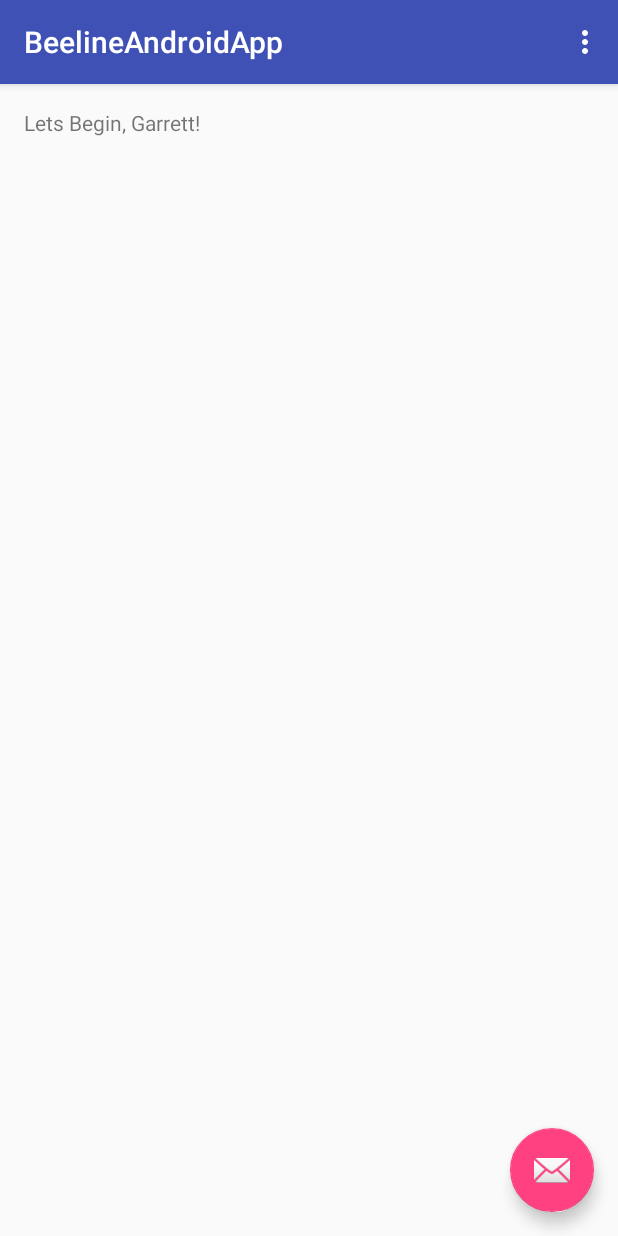
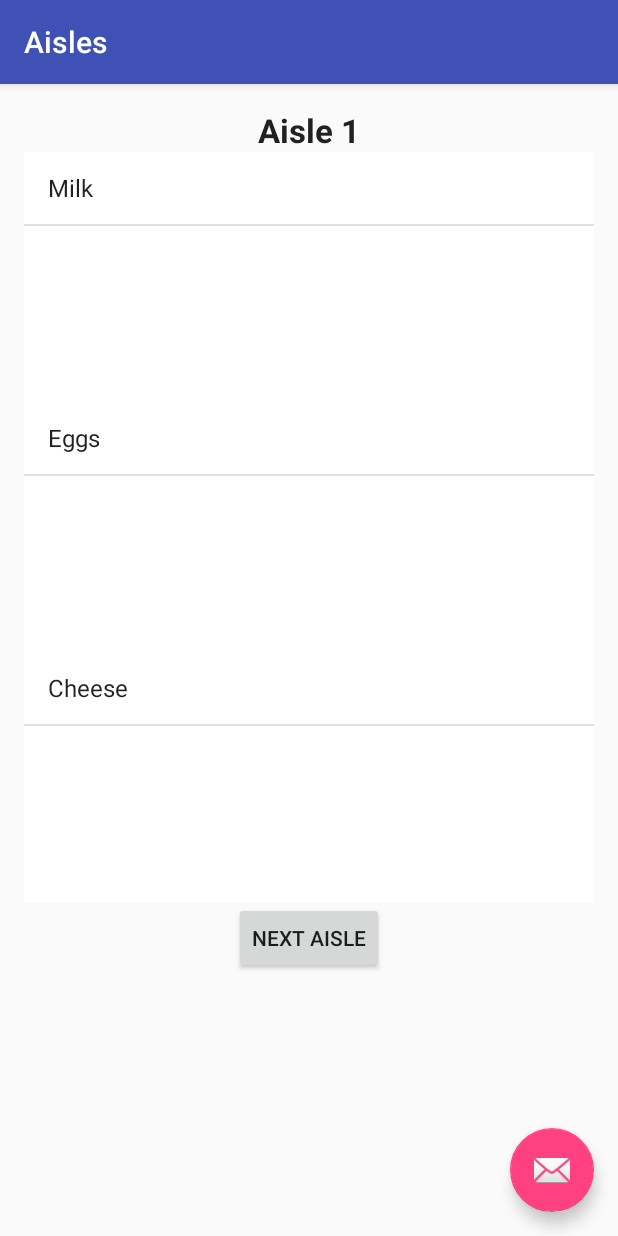
Before and after one commit to BeelineShopping/BeelineAppAndroid, an Android app: the screen it shows after launch (MainActivity before the commit, Aisles after it), on a phone screen of 412 x 824 dp. Run offline under Robolectric (Android 15) with nearby library versions, the phone set to English and light mode, and no system bars; network calls fail.

Commit message:
Created Aisles activity and screen

```diff
--- a/app/src/main/java/com/beelineshopping/beelineandroidapp/Aisles.java
+++ b/app/src/main/java/com/beelineshopping/beelineandroidapp/Aisles.java
@@ -1,13 +1,49 @@
 package com.beelineshopping.beelineandroidapp;
 
+import android.graphics.Color;
 import android.os.Bundle;
 import android.support.design.widget.FloatingActionButton;
 import android.support.design.widget.Snackbar;
 import android.support.v7.app.AppCompatActivity;
 import android.support.v7.widget.Toolbar;
 import android.view.View;
+import android.widget.ArrayAdapter;
+import android.widget.Button;
+import android.widget.ListView;
+import android.widget.TextView;
+
+import com.beelineshopping.beelineandroidapp.tasks.Ingredient;
+
+import java.util.ArrayList;
 
 public class Aisles extends AppCompatActivity {
+
+    // Hold all the ingredient objects
+    private ArrayList<Ingredient> ingredients;
+
+    // Variables to bind to the three listViews
+    private ListView sectionOneListView;
+    private ListView sectionTwoListView;
+    private ListView sectionThreeListView;
+
+    // Hold the lists that are binded to the listView
+    private ArrayAdapter<String> sectionOneListAdapter;
+    private ArrayAdapter<String> sectionTwoListAdapter;
+    private ArrayAdapter<String> sectionThreeListAdapter;
+
+    // Need to create String objects to hold the ingredient names
+    private ArrayList<String> sectionOneItems;
+    private ArrayList<String> sectionTwoItems;
+    private ArrayList<String> sectionThreeItems;
+
+    // TextView for the top of the screen
+    private TextView title;
+
+    // Button for the button
+    private Button nextButton;
+
+    private String[] aisleOrder;
+    private int currentAisleIndex;
 
     @Override
     protected void onCreate(Bundle savedInstanceState) {
@@ -15,6 +51,53 @@ public class Aisles extends AppCompatActivity {
         setContentView(R.layout.activity_aisles);
         Toolbar toolbar = (Toolbar) findViewById(R.id.toolbar);
         setSupportActionBar(toolbar);
+
+        ingredients = new ArrayList<Ingredient>();
+        fillList();
+
+         aisleOrder = new String[] {"Aisle 1", "Aisle 2", "Aisle 3"};
+
+        sectionOneListView = (ListView)findViewById(R.id.sectionOne);
+        sectionTwoListView = (ListView)findViewById(R.id.sectionTwo);
+        sectionThreeListView = (ListView)findViewById(R.id.sectionThree);
+
+        currentAisleIndex = 0;
+
+        // Initial setting up of aisle items
+        updateAisleItems();
+
+
+        View.OnClickListener nextAisleListener = new View.OnClickListener() {
+            @Override
+            public void onClick(View v)
+            {
+
+                currentAisleIndex++;
+
+                // If we have reached the last aisle
+                if (currentAisleIndex >= aisleOrder.length - 1)
+                {
+                    nextButton = (Button) findViewById(R.id.nextButton);
+                    nextButton.setText("Done");
+                }
+
+                // If there are no more aisles go back to the parent activity
+                if (currentAisleIndex >= aisleOrder.length)
+                {
+                    finish();
+                }
+                else
+                {
+                    updateAisleItems();
+                }
+            }
+        };
+
+        final Button nextButton = (Button) findViewById(R.id.nextButton);
+
+        nextButton.setOnClickListener(nextAisleListener);
+
+
 
         FloatingActionButton fab = (FloatingActionButton) findViewById(R.id.fab);
         fab.setOnClickListener(new View.OnClickListener() {
@@ -26,4 +109,72 @@ public class Aisles extends AppCompatActivity {
         });
     }
 
+    public void fillList()
+    {
+        ingredients.add(new Ingredient("Milk", "Aisle 1", "Section 1"));
+        ingredients.add(new Ingredient("Eggs",  "Aisle 1", "Section 2"));
+        ingredients.add(new Ingredient("Cheese", "Aisle 1", "Section 3"));
+        ingredients.add(new Ingredient("Celery", "Aisle 2", "Section 1"));
+        ingredients.add(new Ingredient("Tomato", "Aisle 2", "Section 1"));
+        ingredients.add(new Ingredient("Peanuts", "Aisle 3", "Section 1"));
+        ingredients.add(new Ingredient("Chips", "Aisle 3", "Section 1"));
+        ingredients.add(new Ingredient("Potatoes", "Aisle 3", "Section 3"));
+        ingredients.add(new Ingredient("Salt", "Aisle 3", "Section 3"));
+    }
+
+    public void updateAisleItems()
+    {
+        sectionOneItems = new ArrayList<String>();
+        sectionTwoItems = new ArrayList<String>();
+        sectionThreeItems = new ArrayList<String>();
+
+        for (int i = 0; i < ingredients.size(); i++)
+        {   // Check the aisle
+            if (ingredients.get(i).getAisle() == aisleOrder[currentAisleIndex]) {
+                //Check the section
+                if (ingredients.get(i).getSection() == "Section 1") {
+                    sectionOneItems.add(ingredients.get(i).getName());
+                }
+                else if (ingredients.get(i).getSection() == "Section 2") {
+                    sectionTwoItems.add(ingredients.get(i).getName());
+                }
+                else if (ingredients.get(i).getSection() == "Section 3") {
+                    sectionThreeItems.add(ingredients.get(i).getName());
+                }
+            }
+        }
+
+        // Update the ListAdapters
+        sectionOneListAdapter = new ArrayAdapter<String>(this, android.R.layout.simple_list_item_1, android.R.id.text1, sectionOneItems);
+        sectionTwoListAdapter = new ArrayAdapter<String>(this, android.R.layout.simple_list_item_1, android.R.id.text1, sectionTwoItems);
+        sectionThreeListAdapter = new ArrayAdapter<String>(this, android.R.layout.simple_list_item_1, android.R.id.text1, sectionThreeItems);
+
+        // Update the ListViews
+        sectionOneListView.setAdapter(sectionOneListAdapter);
+        sectionTwoListView.setAdapter(sectionTwoListAdapter);
+        sectionThreeListView.setAdapter(sectionThreeListAdapter);
+
+        // Make ListViews grey if a section has no items
+        if (sectionOneItems.size() == 0)
+            sectionOneListView.setBackgroundColor(Color.parseColor("#EDEDED"));
+        else
+            sectionOneListView.setBackgroundColor(Color.WHITE);
+
+        if (sectionTwoItems.size() == 0)
+            sectionTwoListView.setBackgroundColor(Color.parseColor("#EDEDED"));
+        else
+            sectionTwoListView.setBackgroundColor(Color.WHITE);
+
+        if (sectionThreeItems.size() == 0)
+            sectionThreeListView.setBackgroundColor(Color.parseColor("#EDEDED"));
+        else
+            sectionThreeListView.setBackgroundColor(Color.WHITE);
+
+            // Update the text at the top of the screen
+        title = (TextView) findViewById(R.id.title);
+
+        // Set the text to the next Aisle
+        title.setText(aisleOrder[currentAisleIndex]);
+    }
+
 }
--- a/app/src/main/java/com/beelineshopping/beelineandroidapp/MainActivity.java
+++ b/app/src/main/java/com/beelineshopping/beelineandroidapp/MainActivity.java
@@ -1,6 +1,7 @@
 package com.beelineshopping.beelineandroidapp;
 
 import android.content.ContentValues;
+import android.content.Intent;
 import android.database.Cursor;
 import android.database.DatabaseUtils;
 import android.database.sqlite.SQLiteDatabase;
@@ -28,6 +29,10 @@ public class MainActivity extends AppCompatActivity {
     protected void onCreate(Bundle savedInstanceState) {
         super.onCreate(savedInstanceState);
         setContentView(R.layout.activity_main);
+
+        shopAisles();
+
+
         Toolbar toolbar = (Toolbar) findViewById(R.id.toolbar);
         setSupportActionBar(toolbar);
 
@@ -135,6 +140,12 @@ public class MainActivity extends AppCompatActivity {
         return super.onOptionsItemSelected(item);
     }
 
+    public void shopAisles() {
+        Intent intent = new Intent(MainActivity.this, Aisles.class);
+        startActivity(intent);
+    }
+
+
 
 
 
--- /dev/null
+++ b/app/src/main/java/com/beelineshopping/beelineandroidapp/tasks/Ingredient.java
@@ -0,0 +1,33 @@
+package com.beelineshopping.beelineandroidapp.tasks;
+
+/**
+ * Created by ggenz on 2/18/2016.
+ */
+public class Ingredient {
+
+    private String Name;
+    private String Aisle;
+    private String Section;
+
+    public Ingredient(String IngName, String IngAisle, String IngSection)
+    {
+        Name = IngName;
+        Aisle = IngAisle;
+        Section = IngSection;
+    }
+
+    public String getName()
+    {
+        return Name;
+    }
+
+    public String getAisle()
+    {
+        return Aisle;
+    }
+
+    public String getSection()
+    {
+        return Section;
+    }
+}
--- a/app/src/main/res/layout/content_aisles.xml
+++ b/app/src/main/res/layout/content_aisles.xml
@@ -17,36 +17,55 @@
         android:layout_height="wrap_content"
         android:textAppearance="?android:attr/textAppearanceLarge"
         android:text="Aisle 1"
-        android:id="@+id/textView"
+        android:id="@+id/title"
         android:layout_alignParentTop="true"
         android:layout_alignParentLeft="true"
         android:layout_alignParentStart="true"
-        android:layout_alignRight="@+id/button"
-        android:layout_alignEnd="@+id/button"
         android:textStyle="bold"
-        android:textAlignment="center" />
+        android:textAlignment="center"
+        android:layout_alignRight="@+id/sectionOne"
+        android:layout_alignEnd="@+id/sectionOne" />
 
-    <LinearLayout
+    <ListView
+        android:id="@+id/sectionOne"
         android:orientation="vertical"
         android:layout_width="match_parent"
-        android:layout_height="match_parent"
-        android:layout_below="@+id/textView"
+        android:layout_height="250px"
+        android:layout_below="@+id/title"
         android:layout_alignParentLeft="true"
         android:layout_alignParentStart="true"
-        android:layout_alignRight="@+id/button"
-        android:layout_alignEnd="@+id/button"
-        android:layout_above="@+id/button"></LinearLayout>
+        android:layout_alignParentRight="true"
+        android:layout_alignParentEnd="true"></ListView>
+
+    <ListView
+        android:id="@+id/sectionTwo"
+        android:orientation="vertical"
+        android:layout_width="match_parent"
+        android:layout_height="250px"
+        android:layout_below="@+id/sectionOne"
+        android:layout_alignParentLeft="true"
+        android:layout_alignParentStart="true"
+        android:layout_alignParentRight="true"
+        android:layout_alignParentEnd="true"></ListView>
+
+    <ListView
+        android:id="@+id/sectionThree"
+        android:orientation="vertical"
+        android:layout_width="match_parent"
+        android:layout_height="250px"
+        android:layout_below="@+id/sectionTwo"
+        android:layout_alignParentLeft="true"
+        android:layout_alignParentStart="true"
+        android:layout_alignParentRight="true"
+        android:layout_alignParentEnd="true"></ListView>
 
     <Button
         android:layout_width="wrap_content"
         android:layout_height="wrap_content"
         android:text="Next Aisle"
-        android:id="@+id/button"
-        android:layout_alignParentBottom="true"
-        android:layout_centerHorizontal="true"
-        android:layout_marginBottom="127dp" />
-
-
+        android:id="@+id/nextButton"
+        android:layout_below="@+id/sectionThree"
+        android:layout_centerHorizontal="true" />
 
 
 </RelativeLayout>
--- a/app/src/main/res/values/colors.xml
+++ b/app/src/main/res/values/colors.xml
@@ -3,4 +3,5 @@
     <color name="colorPrimary">#3F51B5</color>
     <color name="colorPrimaryDark">#303F9F</color>
     <color name="colorAccent">#FF4081</color>
+    <color name="emptySection">#EDEDED</color>
 </resources>
```
Also changed, not shown: app/src/main/res/drawable/aisle.png (added).
